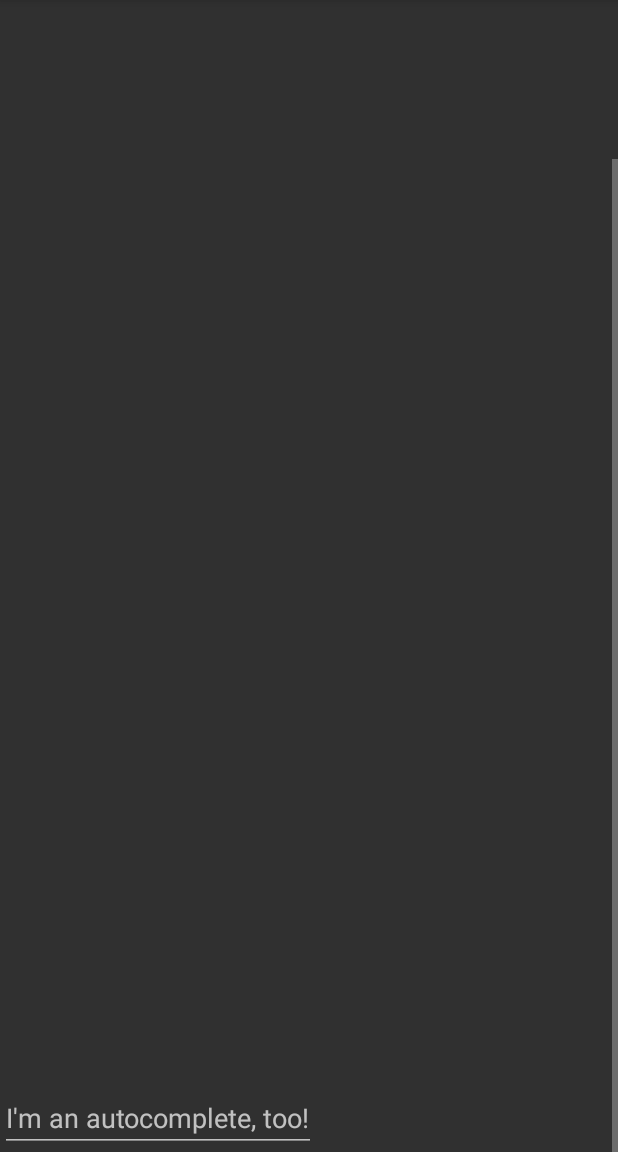
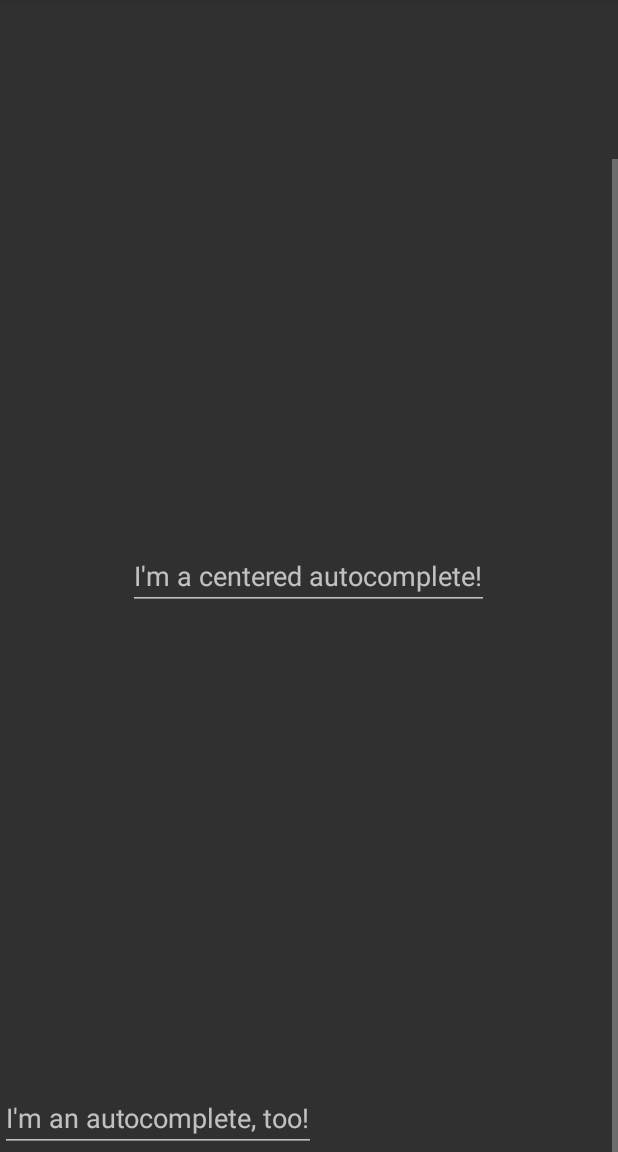
Before and after one commit to AdevintaSpain/Barista, an Android app: the AutoCompleteTextViewActivity screen opened directly, with no data from a screen before it, scrolled down 122 dp, on a phone screen of 412 x 824 dp, the part 84-1236 px from its top. Run offline under Robolectric (Android 15) with nearby library versions, the light colour scheme and no system bars.

Commit message:
Add tests to write on EditText and AutoCompletes with non ScrollView parent

```diff
--- a/sample/src/main/res/layout/activity_autocompletetextview.xml
+++ b/sample/src/main/res/layout/activity_autocompletetextview.xml
@@ -1,5 +1,9 @@
 <?xml version="1.0" encoding="utf-8"?>
-<ScrollView xmlns:android="http://schemas.android.com/apk/res/android"
+<FrameLayout xmlns:android="http://schemas.android.com/apk/res/android"
+    android:layout_width="match_parent"
+    android:layout_height="match_parent">
+
+    <ScrollView
         android:layout_width="match_parent"
         android:layout_height="match_parent">
 
@@ -23,3 +27,11 @@
 
         </LinearLayout>
     </ScrollView>
+
+    <AutoCompleteTextView
+        android:id="@+id/autocomplete_centered"
+        android:layout_width="wrap_content"
+        android:layout_height="wrap_content"
+        android:layout_gravity="center"
+        android:hint="I'm a centered autocomplete!" />
+</FrameLayout>
```
Also changed, not shown: library/src/main/java/com/schibsted/spain/barista/BaristaAutoCompleteTextViewActions.java (+8 -2 lines), library/src/main/java/com/schibsted/spain/barista/BaristaEditTextActions.java (+8 -2 lines), sample/src/main/res/layout/activity_edittext.xml (+13 -1 lines), 2 other files. Lines whose indentation alone changed are shown as unchanged.
